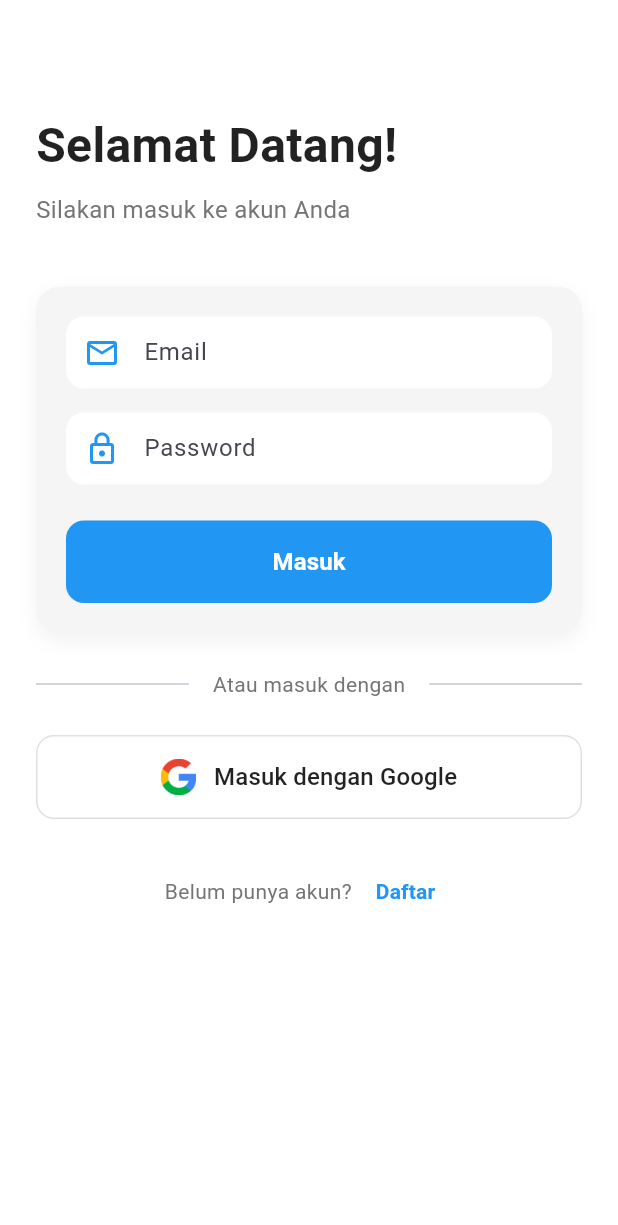
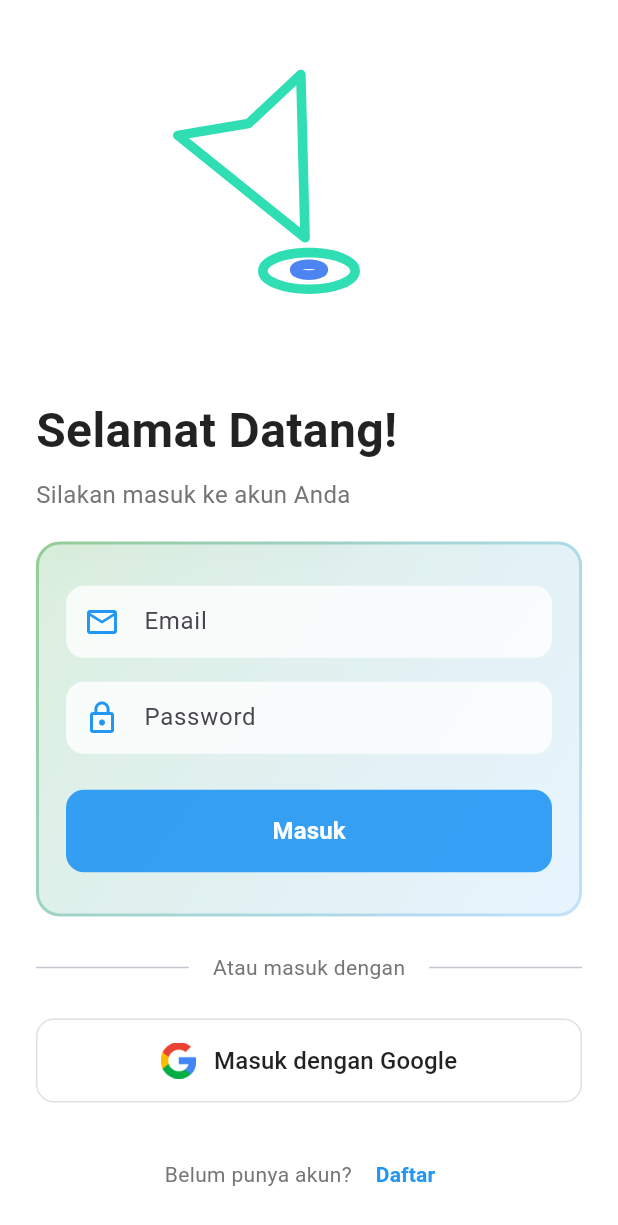
Before and after one commit to dzakisalman/flutter-firebase-app, a Flutter app: the screen it shows after launch, on a phone screen of 412 x 824 dp. Shown: the top 1225 px of the screen. Run offline on Flutter 3.47's test engine with Material 3 defaults, Android fonts, the phone set to English and light mode, and no system bars; drawn by our look-alikes of glassmorphism; our stand-ins replace file_picker, firebase_auth, firebase_core, get, google_sign_in, image_picker and 2 more; missing offline and left inert: flutter_cached_pdfview, mobile_scanner; accounts and stored records are empty; generated files the repository leaves out were written again.

```diff
--- /dev/null
+++ b/lib/gen/assets.gen.dart
@@ -0,0 +1,102 @@
+/// GENERATED CODE - DO NOT MODIFY BY HAND
+/// *****************************************************
+///  FlutterGen
+/// *****************************************************
+
+// coverage:ignore-file
+// ignore_for_file: type=lint
+// ignore_for_file: directives_ordering,unnecessary_import,implicit_dynamic_list_literal,deprecated_member_use
+
+import 'package:flutter/widgets.dart';
+
+class $AssetsAnimationsGen {
+  const $AssetsAnimationsGen();
+
+  /// File path: assets/animations/gps.json
+  String get gps => 'assets/animations/gps.json';
+
+  /// List of all assets
+  List<String> get values => [gps];
+}
+
+class Assets {
+  const Assets._();
+
+  static const $AssetsAnimationsGen animations = $AssetsAnimationsGen();
+  static const AssetGenImage googleLogo = AssetGenImage(
+    'assets/google_logo.png',
+  );
+
+  /// List of all assets
+  static List<AssetGenImage> get values => [googleLogo];
+}
+
+class AssetGenImage {
+  const AssetGenImage(this._assetName, {this.size, this.flavors = const {}});
+
+  final String _assetName;
+
+  final Size? size;
+  final Set<String> flavors;
+
+  Image image({
+    Key? key,
+    AssetBundle? bundle,
+    ImageFrameBuilder? frameBuilder,
+    ImageErrorWidgetBuilder? errorBuilder,
+    String? semanticLabel,
+    bool excludeFromSemantics = false,
+    double? scale,
+    double? width,
+    double? height,
+    Color? color,
+    Animation<double>? opacity,
+    BlendMode? colorBlendMode,
+    BoxFit? fit,
+    AlignmentGeometry alignment = Alignment.center,
+    ImageRepeat repeat = ImageRepeat.noRepeat,
+    Rect? centerSlice,
+    bool matchTextDirection = false,
+    bool gaplessPlayback = true,
+    bool isAntiAlias = false,
+    String? package,
+    FilterQuality filterQuality = FilterQuality.medium,
+    int? cacheWidth,
+    int? cacheHeight,
+  }) {
+    return Image.asset(
+      _assetName,
+      key: key,
+      bundle: bundle,
+      frameBuilder: frameBuilder,
+      errorBuilder: errorBuilder,
+      semanticLabel: semanticLabel,
+      excludeFromSemantics: excludeFromSemantics,
+      scale: scale,
+      width: width,
+      height: height,
+      color: color,
+      opacity: opacity,
+      colorBlendMode: colorBlendMode,
+      fit: fit,
+      alignment: alignment,
+      repeat: repeat,
+      centerSlice: centerSlice,
+      matchTextDirection: matchTextDirection,
+      gaplessPlayback: gaplessPlayback,
+      isAntiAlias: isAntiAlias,
+      package: package,
+      filterQuality: filterQuality,
+      cacheWidth: cacheWidth,
+      cacheHeight: cacheHeight,
+    );
+  }
+
+  ImageProvider provider({AssetBundle? bundle, String? package}) {
+    return AssetImage(_assetName, bundle: bundle, package: package);
+  }
+
+  String get path => _assetName;
+
+  String get keyName => _assetName;
+}
--- a/lib/screens/login_screen.dart
+++ b/lib/screens/login_screen.dart
@@ -1,5 +1,8 @@
 import 'package:flutter/material.dart';
 import 'package:get/get.dart';
+import 'package:lottie/lottie.dart';
+import 'package:glassmorphism/glassmorphism.dart';
+import '../gen/assets.gen.dart';
 
 import '../controllers/auth_controller.dart';
 
@@ -33,7 +36,16 @@ class LoginScreen extends GetView<AuthController> {
             child: Column(
               crossAxisAlignment: CrossAxisAlignment.start,
               children: [
-                SizedBox(height: 50),
+                SizedBox(height: 20),
+                Center(
+                  child: Lottie.asset(
+                    Assets.animations.gps,
+                    width: 200,
+                    height: 200,
+                    fit: BoxFit.contain,
+                  ),
+                ),
+                SizedBox(height: 20),
                 Text(
                   'Selamat Datang!',
                   style: TextStyle(
@@ -50,21 +62,35 @@ class LoginScreen extends GetView<AuthController> {
                     color: Colors.grey[600],
                   ),
                 ),
-                SizedBox(height: 40),
-                Container(
-                  decoration: BoxDecoration(
-                    color: Colors.grey[100],
-                    borderRadius: BorderRadius.circular(16),
-                    boxShadow: [
-                      BoxShadow(
-                        color: Colors.black.withOpacity(0.05),
-                        blurRadius: 10,
-                        offset: Offset(0, 5),
-                      ),
+                SizedBox(height: 20),
+                GlassmorphicContainer(
+                  width: double.infinity,
+                  height: 250,
+                  borderRadius: 16,
+                  blur: 15,
+                  alignment: Alignment.center,
+                  border: 2,
+                  linearGradient: LinearGradient(
+                    begin: Alignment.topLeft,
+                    end: Alignment.bottomRight,
+                    colors: [
+                      Colors.green.withOpacity(0.2),
+                      Colors.blue.withOpacity(0.1),
                     ],
                   ),
+                  borderGradient: LinearGradient(
+                    begin: Alignment.topLeft,
+                    end: Alignment.bottomRight,
+                    colors: [
+                      Colors.green.withOpacity(0.5),
+                      Colors.blue.withOpacity(0.2),
+                    ],
+                  ),
+
+                  child: Padding(
                     padding: EdgeInsets.all(20),
                     child: Column(
+                      mainAxisSize: MainAxisSize.min,
                       children: [
                         TextField(
                           controller: _emailController,
@@ -77,7 +103,7 @@ class LoginScreen extends GetView<AuthController> {
                               borderSide: BorderSide.none,
                             ),
                             filled: true,
-                          fillColor: Colors.white,
+                            fillColor: Colors.white.withOpacity(0.8),
                             contentPadding: EdgeInsets.symmetric(
                                 horizontal: 16, vertical: 12),
                           ),
@@ -95,7 +121,7 @@ class LoginScreen extends GetView<AuthController> {
                               borderSide: BorderSide.none,
                             ),
                             filled: true,
-                          fillColor: Colors.white,
+                            fillColor: Colors.white.withOpacity(0.8),
                             contentPadding: EdgeInsets.symmetric(
                                 horizontal: 16, vertical: 12),
                           ),
@@ -106,7 +132,7 @@ class LoginScreen extends GetView<AuthController> {
                             onPressed:
                                 controller.isLoading ? null : loginWithEmail,
                             style: ElevatedButton.styleFrom(
-                            backgroundColor: Colors.blue,
+                              backgroundColor: Colors.blue.withOpacity(0.9),
                               foregroundColor: Colors.white,
                               padding: EdgeInsets.symmetric(vertical: 16),
                               shape: RoundedRectangleBorder(
@@ -134,6 +160,7 @@ class LoginScreen extends GetView<AuthController> {
                           ),
                         ),
                       ],
+                    ),
                   ),
                 ),
                 SizedBox(height: 24),
@@ -207,3 +234,4 @@ class LoginScreen extends GetView<AuthController> {
     );
   }
 }
+//
--- a/pubspec.yaml
+++ b/pubspec.yaml
@@ -45,6 +45,9 @@ dependencies:
   flutter_cached_pdfview: ^0.4.3
   file_picker: ^9.0.2
   mobile_scanner: ^6.0.7
+  lottie: ^3.3.1
+  flutter_gen: ^5.10.0
+  glassmorphism: ^3.0.0
 
 
 dependency_overrides:
@@ -53,6 +56,8 @@ dependency_overrides:
 dev_dependencies:
   flutter_test:
     sdk: flutter
+  build_runner:
+  flutter_gen_runner:
 
   # The "flutter_lints" package below contains a set of recommended lints to
   # encourage good coding practices. The lint set provided by the package is
@@ -73,6 +78,7 @@ flutter:
   uses-material-design: true
   assets:
     - assets/
+    - assets/animations/
 
   # To add assets to your application, add an assets section, like this:
   # assets:
```
Also changed, not shown: assets/animations/gps.json (added, +1 -0 lines), pubspec.lock, 4 other files. Lines whose indentation alone changed are shown as unchanged.
